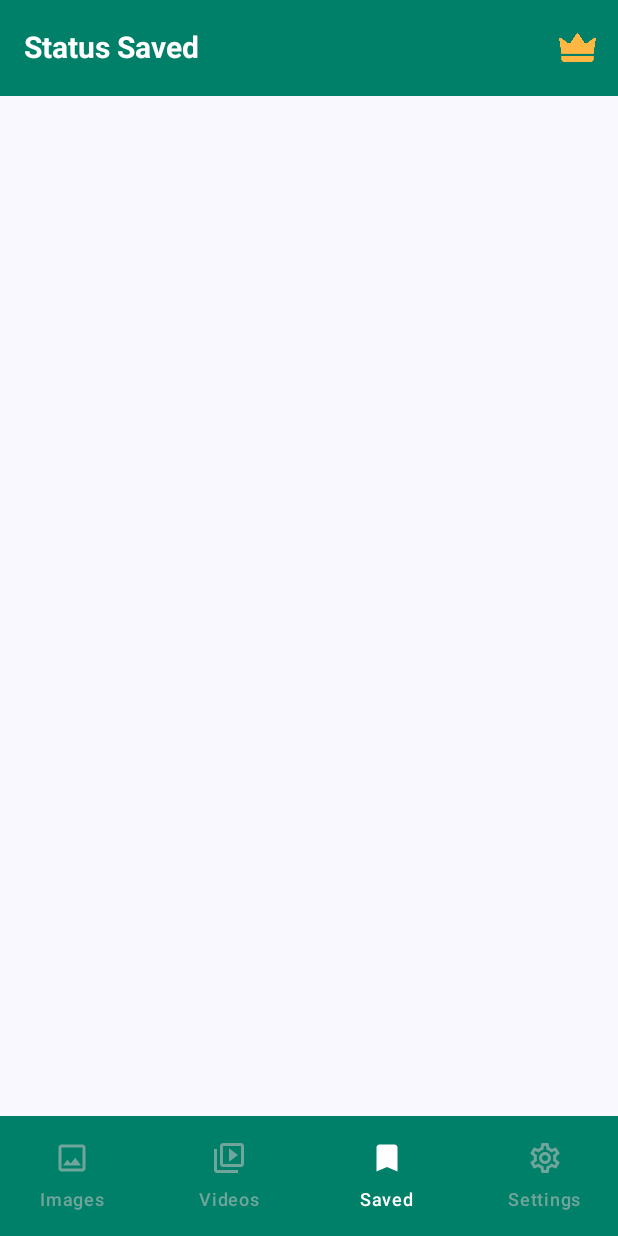
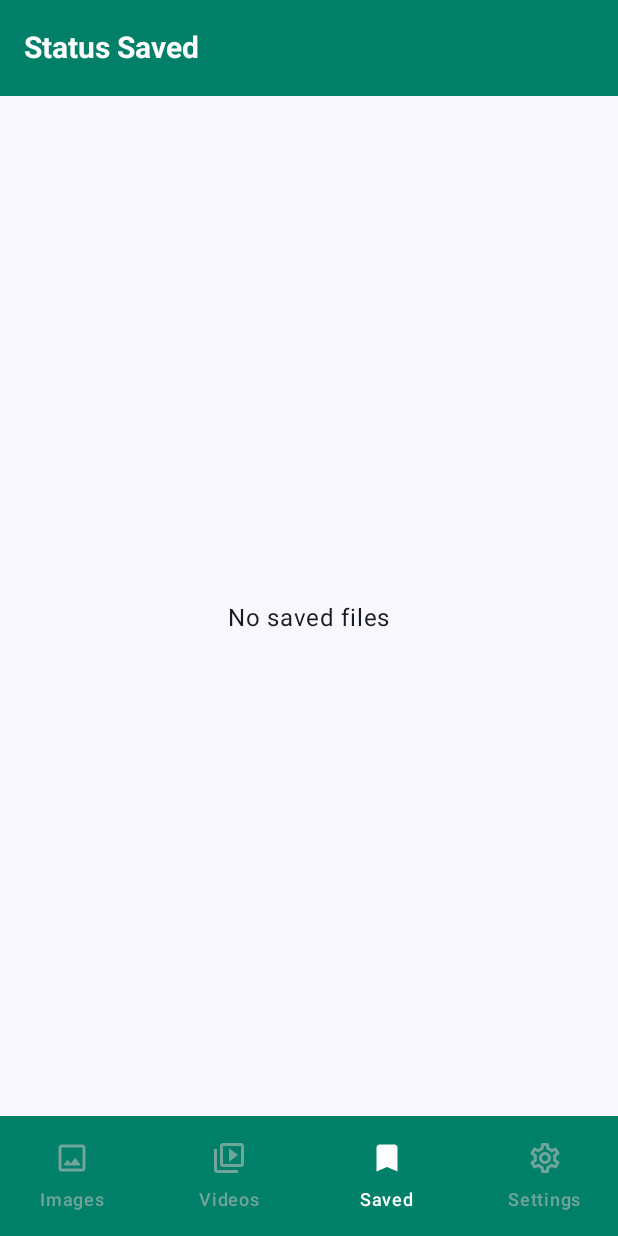
Before and after one commit to ZohaibKhanDev/WhatsApp-Status-Saver, an Android app built with Jetpack Compose: the screen it shows after launch (MainActivity), item 3 of the bottom bar chosen, on a phone screen of 412 x 824 dp. Run offline under Robolectric (Android 15) with nearby library versions, the phone set to English and light mode, and no system bars; libraries missing offline, so code that uses them is left out: com.android.billingclient; pictures from the network do not load; 1 statement that could not run was skipped.

Commit message:
Ui Enhance

```diff
--- a/app/src/main/java/com/example/whatsappstatus_saver/presentation/ui/screens/PicDetail.kt
+++ b/app/src/main/java/com/example/whatsappstatus_saver/presentation/ui/screens/PicDetail.kt
@@ -67,8 +67,10 @@ fun downloadImage(context: Context, file: File) {
             Environment.getExternalStoragePublicDirectory(Environment.DIRECTORY_DOWNLOADS),
             file.name
         )
+        file.copyTo(downloadsFolder, overwrite = true)
 
-        file.copyTo(downloadsFolder, overwrite = true)
+
+        saveFileToPreferences(context, downloadsFolder.absolutePath)
 
         Toast.makeText(context, "Image saved to Downloads", Toast.LENGTH_SHORT).show()
 
--- a/app/src/main/java/com/example/whatsappstatus_saver/presentation/ui/screens/Saved.kt
+++ b/app/src/main/java/com/example/whatsappstatus_saver/presentation/ui/screens/Saved.kt
@@ -2,21 +2,39 @@ package com.example.whatsappstatus_saver.presentation.ui.screens
 
 import android.annotation.SuppressLint
 import android.content.Context
+import android.net.Uri
 import androidx.compose.foundation.Image
+import androidx.compose.foundation.clickable
+import androidx.compose.foundation.layout.Arrangement
+import androidx.compose.foundation.layout.Box
+import androidx.compose.foundation.layout.PaddingValues
+import androidx.compose.foundation.layout.aspectRatio
+import androidx.compose.foundation.layout.fillMaxSize
+import androidx.compose.foundation.layout.fillMaxWidth
 import androidx.compose.foundation.layout.padding
 import androidx.compose.foundation.layout.size
+import androidx.compose.foundation.lazy.grid.GridCells
+import androidx.compose.foundation.lazy.grid.LazyVerticalGrid
+import androidx.compose.foundation.lazy.grid.items
+import androidx.compose.material.icons.Icons
+import androidx.compose.material.icons.filled.PlayArrow
 import androidx.compose.material3.ExperimentalMaterial3Api
+import androidx.compose.material3.Icon
 import androidx.compose.material3.Scaffold
 import androidx.compose.material3.Text
 import androidx.compose.material3.TopAppBar
 import androidx.compose.material3.TopAppBarDefaults
 import androidx.compose.runtime.Composable
+import androidx.compose.runtime.LaunchedEffect
 import androidx.compose.runtime.getValue
+import androidx.compose.runtime.mutableStateListOf
 import androidx.compose.runtime.mutableStateOf
 import androidx.compose.runtime.remember
 import androidx.compose.runtime.setValue
+import androidx.compose.ui.Alignment
 import androidx.compose.ui.Modifier
 import androidx.compose.ui.graphics.Color
+import androidx.compose.ui.graphics.asImageBitmap
 import androidx.compose.ui.layout.ContentScale
 import androidx.compose.ui.platform.LocalContext
 import androidx.compose.ui.res.painterResource
@@ -24,41 +42,26 @@ import androidx.compose.ui.text.font.FontWeight
 import androidx.compose.ui.unit.dp
 import androidx.compose.ui.unit.sp
 import androidx.navigation.NavController
+import coil.compose.AsyncImage
 import com.example.whatsappstatus_saver.R
+import com.example.whatsappstatus_saver.presentation.ui.navigation.Screens
+import java.io.File
 
+@OptIn(ExperimentalMaterial3Api::class)
 @SuppressLint("UnusedMaterial3ScaffoldPaddingParameter")
-@OptIn(ExperimentalMaterial3Api::class)
 @Composable
 fun Saved(navController: NavController, selectedLanguage: String) {
     val context = LocalContext.current
-    val sharedPreferences = context.getSharedPreferences("Settings", Context.MODE_PRIVATE)
-    var selectedLanguage by remember {
-        mutableStateOf(sharedPreferences.getString("selectedLanguage", "English") ?: "English")
+    val savedFiles = remember { mutableStateListOf<String>() }
+    LaunchedEffect(Unit) {
+        val files = getSavedFilesFromPreferences(context)
+        savedFiles.addAll(files)
     }
 
     Scaffold(
         topBar = {
             TopAppBar(title = {
-                when(selectedLanguage){
-                    "Urdu" ->   Image(
-                        painter = painterResource(id = R.drawable.premium),
-                        contentDescription = "",
-                        contentScale = ContentScale.Crop,
-                        modifier = Modifier
-                            .padding(end = 10.dp)
-                            .size(26.dp)
-                    )
-
-                    "Arabic" ->  Image(
-                        painter = painterResource(id = R.drawable.premium),
-                        contentDescription = "",
-                        contentScale = ContentScale.Crop,
-                        modifier = Modifier
-                            .padding(end = 10.dp)
-                            .size(26.dp)
-                    )
-
-                    else ->    Text(
+                Text(
                     text = when (selectedLanguage) {
                         "Urdu" -> "اسٹیٹس سیو"
                         "Arabic" -> "تم حفظ الحالة"
@@ -69,47 +72,66 @@ fun Saved(navController: NavController, selectedLanguage: String) {
                     fontWeight = FontWeight.Bold,
                     fontSize = 20.sp
                 )
-                }
-            },actions = {
-                when (selectedLanguage){
-                    "Urdu" ->   Text(
-                        text = when (selectedLanguage) {
-                            "Urdu" -> "اسٹیٹس سیو"
-                            "Arabic" -> "تم حفظ الحالة"
-                            "English" -> "Status Saved"
-                            else -> "Status Saved"
-                        },
-                        color = Color.White,
-                        fontWeight = FontWeight.Bold,
-                        fontSize = 20.sp
-                    )
-
-
-                    "Arabic" -> Text(
-                        text = when (selectedLanguage) {
-                            "Urdu" -> "اسٹیٹس سیو"
-                            "Arabic" -> "تم حفظ الحالة"
-                            "English" -> "Status Saved"
-                            else -> "Status Saved"
-                        },
-                        color = Color.White,
-                        fontWeight = FontWeight.Bold,
-                        fontSize = 20.sp
-                    )
-
-                    else ->  Image(
-                        painter = painterResource(id = R.drawable.premium),
-                        contentDescription = "",
-                        contentScale = ContentScale.Crop,
-                        modifier = Modifier
-                            .padding(end = 10.dp)
-                            .size(26.dp)
-                    )
-                }
-
             }, colors = TopAppBarDefaults.topAppBarColors(containerColor = Color(0XFF008069)))
         },
     ) {
-
+        if (savedFiles.isEmpty()) {
+            Box(
+                modifier = Modifier.fillMaxSize(), contentAlignment = Alignment.Center
+            ) {
+                Text("No saved files")
+            }
+        } else {
+            LazyVerticalGrid(
+                columns = GridCells.Fixed(4),
+                modifier = Modifier
+                    .fillMaxSize()
+                    .padding(top = it.calculateTopPadding()),
+                contentPadding = PaddingValues(4.dp),
+                verticalArrangement = Arrangement.spacedBy(4.dp),
+                horizontalArrangement = Arrangement.spacedBy(4.dp)
+            ) {
+                items(savedFiles) { filePath ->
+                    val file = File(filePath)
+                    Box(
+                        modifier = Modifier
+                            .fillMaxSize()
+                            .aspectRatio(1f)
+                            .clickable {
+                                if (file.extension == "mp4") {
+                                    navController.navigate(Screens.VideoDetail.route + "/${Uri.encode(filePath)}")
+                                } else {
+                                    navController.navigate(Screens.PicDetail.route + "/${Uri.encode(filePath)}")
                                 }
                             }
+                    ) {
+                        if (file.extension in listOf("jpg", "png")) {
+                            AsyncImage(
+                                model = filePath,
+                                contentDescription = null,
+                                contentScale = ContentScale.Crop,
+                                modifier = Modifier.fillMaxSize()
+                            )
+                        } else if (file.extension == "mp4") {
+                            val thumbnail = loadVideoThumbnail(file)
+                            if (thumbnail != null) {
+                                Image(
+                                    bitmap = thumbnail.asImageBitmap(),
+                                    contentDescription = "Video Thumbnail",
+                                    contentScale = ContentScale.Crop,
+                                    modifier = Modifier.fillMaxSize()
+                                )
+                            }
+                            Icon(
+                                imageVector = Icons.Default.PlayArrow,
+                                contentDescription = "Play Icon",
+                                tint = Color.White,
+                                modifier = Modifier.align(Alignment.Center)
+                            )
+                        }
+                    }
+                }
+            }
+        }
+    }
+}
--- a/app/src/main/java/com/example/whatsappstatus_saver/presentation/ui/screens/Videos.kt
+++ b/app/src/main/java/com/example/whatsappstatus_saver/presentation/ui/screens/Videos.kt
@@ -257,7 +257,11 @@ fun downloadVideo(context: Context, file: File) {
             file.name
         )
         file.copyTo(downloadsFolder, overwrite = true)
+
+        saveFileToPreferences(context, downloadsFolder.absolutePath)
+
         Toast.makeText(context, "Video saved to Downloads", Toast.LENGTH_SHORT).show()
+
         val intent = Intent(Intent.ACTION_MEDIA_SCANNER_SCAN_FILE)
         intent.data = Uri.fromFile(downloadsFolder)
         context.sendBroadcast(intent)
@@ -273,6 +277,23 @@ fun loadVideoThumbnail(file: File): Bitmap? {
         file.path, MediaStore.Images.Thumbnails.MINI_KIND
     )
 }
+
+
+fun saveFileToPreferences(context: Context, filePath: String) {
+    val sharedPreferences = context.getSharedPreferences("SavedMedia", Context.MODE_PRIVATE)
+    val editor = sharedPreferences.edit()
+
+    val savedFiles = sharedPreferences.getStringSet("savedFiles", mutableSetOf()) ?: mutableSetOf()
+    savedFiles.add(filePath)
+    editor.putStringSet("savedFiles", savedFiles)
+    editor.apply()
+}
+
+fun getSavedFilesFromPreferences(context: Context): Set<String> {
+    val sharedPreferences = context.getSharedPreferences("SavedMedia", Context.MODE_PRIVATE)
+    return sharedPreferences.getStringSet("savedFiles", mutableSetOf()) ?: mutableSetOf()
+}
+
 
 
 @SuppressLint("DefaultLocale")
```
Lines whose indentation alone changed are shown as unchanged.
